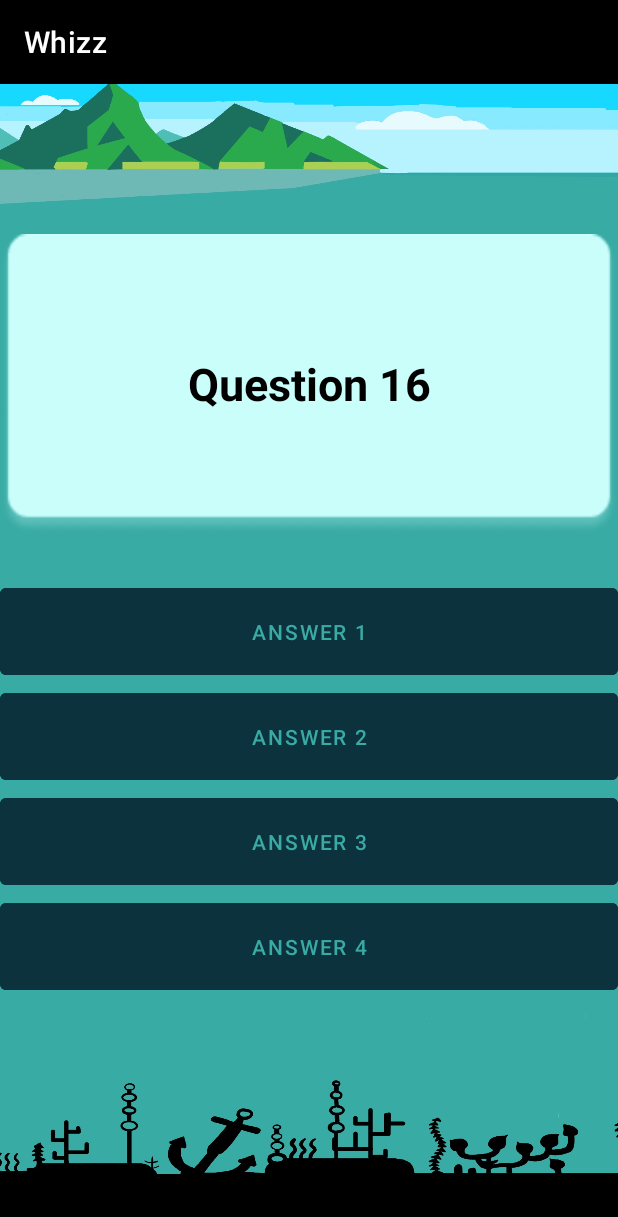
After one commit to bqtruong2000/Whizz, an Android app: the QuestionActivity screen opened directly, with no data from a screen before it, on a phone screen of 412 x 824 dp. The commit adds this screen. Shown: the top 1217 px of the screen. Run offline under Robolectric (Android 15) with nearby library versions, the phone set to English and light mode, and no system bars.

Commit message:
create QuestionActivity, check User's Name

```diff
--- /dev/null
+++ b/app/src/main/java/com/quizchic/whizz/QuestionActivity.java
@@ -0,0 +1,32 @@
+package com.quizchic.whizz;
+
+import androidx.appcompat.app.AppCompatActivity;
+
+import android.content.Intent;
+import android.os.Bundle;
+import android.widget.TextView;
+
+import org.w3c.dom.Text;
+
+public class QuestionActivity extends AppCompatActivity {
+
+    public String listOfQuestion[] = {"1 + 1 = ?", "2 + 10 = ?", "4 * 10 = ?", "Question 4", "Question 5", "Question 6", "Question 7", "Question 8", "Question 9", "Question 10", "Question 11", "Question 12", "Question 13", "Question 14", "Question 15", "Question 16", "Question 17", "Question 18", "Question 19", "Question 20"};
+
+
+    @Override
+    protected void onCreate(Bundle savedInstanceState) {
+        super.onCreate(savedInstanceState);
+        setContentView(R.layout.activity_question);
+
+        TextView displaceQuestion = (TextView) findViewById(R.id.question_displayPlace);
+        Intent intent = getIntent();
+
+
+        displaceQuestion.append(listOfQuestion[randomQuestion(listOfQuestion.length)]);
+    }
+
+    public int randomQuestion(int numberOfQuestions){
+        return (int)(Math.random()*(numberOfQuestions - 0 + 1) + 0);
+    }
+
+}
--- a/app/src/main/res/layout/activity_home.xml
+++ b/app/src/main/res/layout/activity_home.xml
@@ -43,9 +43,10 @@
             android:id="@+id/home"
             android:layout_width="wrap_content"
             android:layout_height="match_parent"
-            android:background="@null"
+            android:background="@drawable/backgroundcorner"
+            android:tint="@color/white"
             android:src="@drawable/home"
-            tools:ignore="SpeakableTextPresentCheck,TouchTargetSizeCheck" />
+            tools:ignore="SpeakableTextPresentCheck,TouchTargetSizeCheck,UseAppTint" />
 
         <ImageButton
             android:id="@+id/search"
@@ -76,6 +77,7 @@
     </LinearLayout>
 
     <TextView
+        android:id="@+id/home_question1"
         android:layout_width="339dp"
         android:layout_height="wrap_content"
         android:layout_above="@+id/imageView2"
--- /dev/null
+++ b/app/src/main/res/layout/activity_question.xml
@@ -0,0 +1,60 @@
+<?xml version="1.0" encoding="utf-8"?>
+<RelativeLayout xmlns:android="http://schemas.android.com/apk/res/android"
+    xmlns:app="http://schemas.android.com/apk/res-auto"
+    xmlns:tools="http://schemas.android.com/tools"
+    android:layout_width="match_parent"
+    android:layout_height="match_parent"
+    tools:context=".QuestionActivity"
+    android:background="@drawable/whizz_background">
+
+        <TextView
+        android:id="@+id/question_displayPlace"
+        android:layout_width="match_parent"
+        android:layout_height="200dp"
+        android:textColor="@color/black"
+        android:textStyle="bold"
+        android:textSize="30dp"
+        android:gravity="center"
+        android:layout_marginTop="100dp"
+        android:backgroundTint="#C9FEFB"
+        android:background="@drawable/whiterectangle" />
+
+        <Button
+            android:id="@+id/question_answer1"
+            android:layout_width="match_parent"
+            android:layout_height="70dp"
+            android:text="Answer 1"
+            android:textColor="#3AAAA4"
+            android:backgroundTint="#0B323D"
+            android:layout_below="@id/question_displayPlace"
+            android:layout_marginTop="30dp"/>
+        <Button
+            android:id="@+id/question_answer2"
+            android:layout_width="match_parent"
+            android:layout_height="70dp"
+            android:text="Answer 2"
+            android:textColor="#3AAAA4"
+            android:backgroundTint="#0B323D"
+            android:layout_below="@id/question_answer1"/>
+        <Button
+            android:id="@+id/question_answer3"
+            android:layout_width="match_parent"
+            android:layout_height="70dp"
+            android:text="Answer 3"
+            android:textColor="#3AAAA4"
+            android:backgroundTint="#0B323D"
+            android:layout_below="@id/question_answer2"/>
+        <Button
+            android:id="@+id/question_answer4"
+            android:layout_width="match_parent"
+            android:layout_height="70dp"
+            android:text="Answer 4"
+            android:textColor="#3AAAA4"
+            android:backgroundTint="#0B323D"
+            android:layout_below="@id/question_answer3"/>
+
+
+
+
+
+</RelativeLayout>
--- a/app/src/main/res/layout/activity_user.xml
+++ b/app/src/main/res/layout/activity_user.xml
@@ -53,7 +53,7 @@
         android:orientation="horizontal">
 
         <ImageButton
-            android:id="@+id/home"
+            android:id="@+id/user_home"
             android:layout_width="wrap_content"
             android:layout_height="match_parent"
             android:background="@null"
@@ -96,7 +96,6 @@
         android:layout_above="@+id/imageView2"
         android:layout_alignParentEnd="true"
         android:layout_marginBottom="428dp"
-        android:text="User's Name"
         android:textAlignment="center"
         android:textColor="@color/black"
         android:textSize="20dp"
```
Also changed, not shown: app/src/main/AndroidManifest.xml (+8 -7 lines), app/src/main/java/com/quizchic/whizz/HomeActivity.java (+9 -1 lines), app/src/main/java/com/quizchic/whizz/UserActivity.java (+25 -2 lines), app/src/main/res/drawable/whizz_background.png (added).
